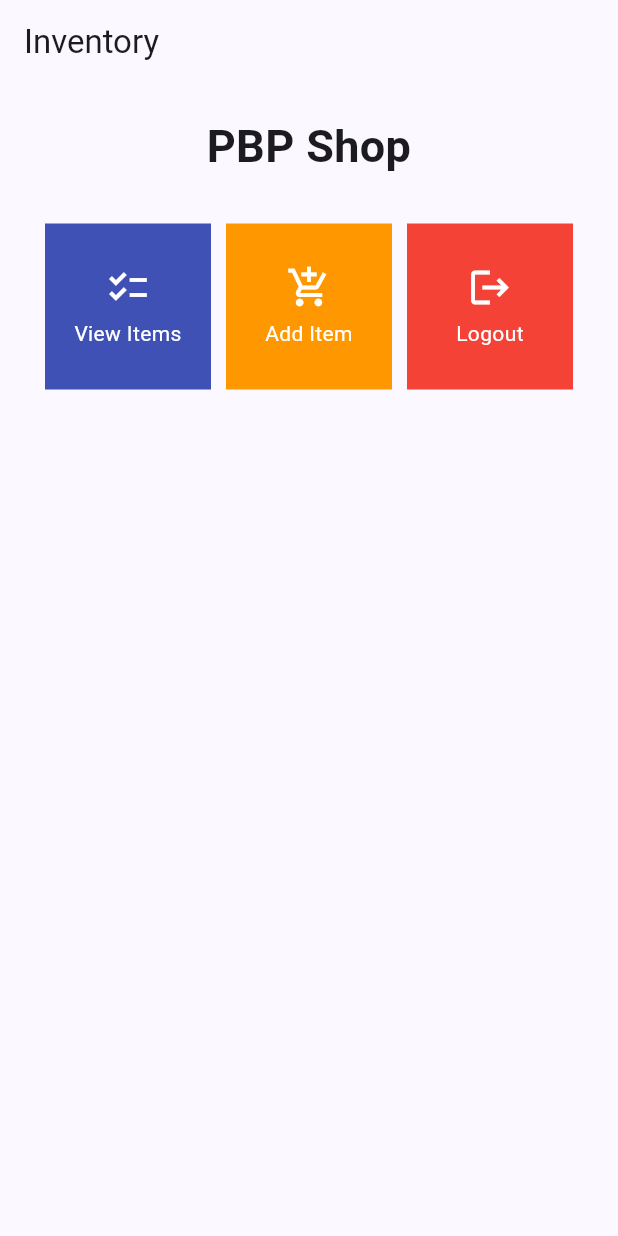
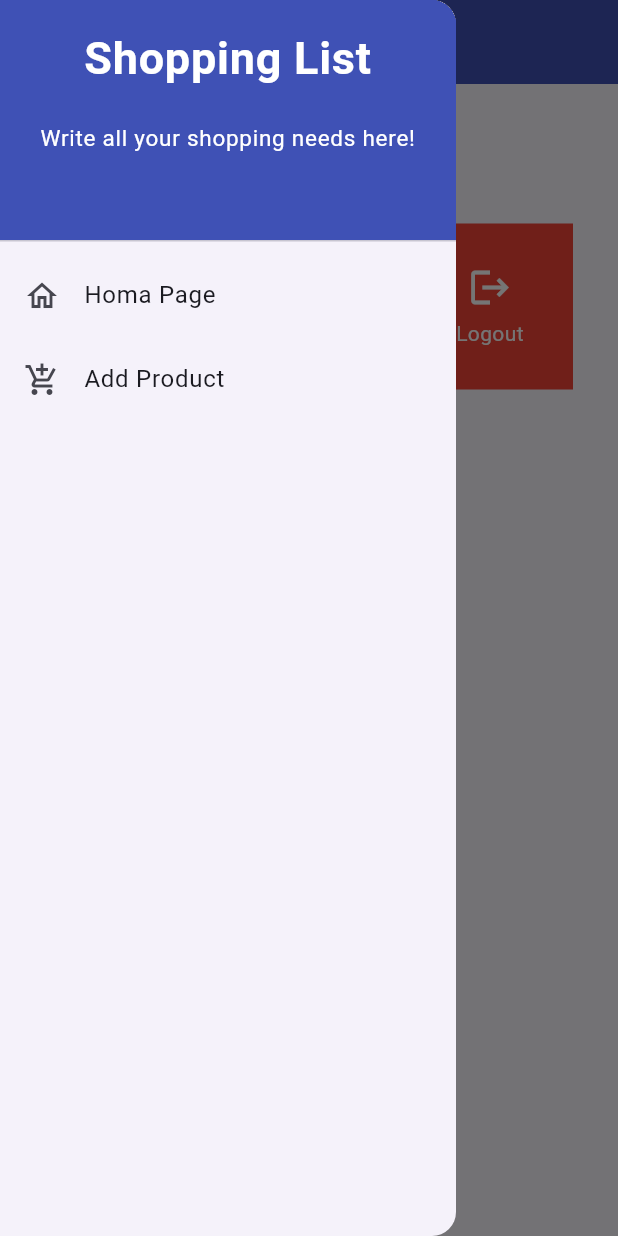
Before and after one commit to Sirered/mobile-assignment, a Flutter app: the screen it shows after launch, with the side drawer open (before the commit the screen has no drawer), on a phone screen of 412 x 824 dp. Run offline on Flutter 3.47's test engine with Material 2 defaults, Android fonts, the phone set to English and light mode, and no system bars.

Commit message:
doing the tutorial stuff

```diff
--- a/lib/main.dart
+++ b/lib/main.dart
@@ -1,5 +1,5 @@
 import 'package:flutter/material.dart';
-import 'package:mobile_inventory/menu.dart';
+import 'package:mobile_inventory/screens/menu.dart';
 
 
 
--- a/lib/menu.dart
+++ /dev/null
@@ -1,111 +0,0 @@
-import 'package:flutter/material.dart';
-
-class ShopItem {
-  final String name;
-  final IconData icon;
-  final Color color;
-
-  ShopItem(this.name, this.icon, this.color);
-}
-
-class ShopCard extends StatelessWidget {
-  final ShopItem item;
-
-  const ShopCard(this.item, {Key? key}); // Constructor
-
-  @override
-  Widget build(BuildContext context) {
-    return Material(
-      color: item.color,
-      child: InkWell(
-        // Responsive touch area
-        onTap: () {
-          // Show a SnackBar when clicked
-          ScaffoldMessenger.of(context)
-            ..hideCurrentSnackBar()
-            ..showSnackBar(SnackBar(
-                content: Text("You pressed the ${item.name} button!")));
-        },
-        child: Container(
-          // Container to hold Icon and Text
-          padding: const EdgeInsets.all(8),
-          child: Center(
-            child: Column(
-              mainAxisAlignment: MainAxisAlignment.center,
-              children: [
-                Icon(
-                  item.icon,
-                  color: Colors.white,
-                  size: 30.0,
-                ),
-                const Padding(padding: EdgeInsets.all(3)),
-                Text(
-                  item.name,
-                  textAlign: TextAlign.center,
-                  style: const TextStyle(color: Colors.white),
-                ),
-              ],
-            ),
-          ),
-        ),
-      ),
-    );
-  }
-}
-
-class MyHomePage extends StatelessWidget {
-  MyHomePage({Key? key}) : super(key: key);
-  final List<ShopItem> items = [
-    ShopItem("View Items", Icons.checklist, Colors.indigo),
-    ShopItem("Add Item", Icons.add_shopping_cart, Colors.orange),
-    ShopItem("Logout", Icons.logout, Colors.red),
-    ];
-
-  @override
-  Widget build(BuildContext context) {
-    return Scaffold(
-        appBar: AppBar(
-            title: const Text(
-                'Inventory',
-                ),
-                ),
-                body: SingleChildScrollView(
-                    // Scrolling wrapper widget
-                    child: Padding(
-                        padding: const EdgeInsets.all(10.0), // Set padding for the page
-                        child: Column(
-                            // Widget to display children vertically
-                            children: <Widget>[
-                                const Padding(
-                                    padding: EdgeInsets.only(top: 10.0, bottom: 10.0),
-                                    // Text widget to display text with center alignment and appropriate style
-                                    child: Text(
-                                        'PBP Shop', // Text indicating the shop name
-                                        textAlign: TextAlign.center,
-                                        style: TextStyle(
-                                            fontSize: 30,
-                                            fontWeight: FontWeight.bold,
-                                            ),
-                                        ),
-                                    ),
-                                    // Grid layout
-                                    GridView.count(
-                                        // Container for our cards.
-                                        primary: true,
-                                        padding: const EdgeInsets.all(20),
-                                        crossAxisSpacing: 10,
-                                        mainAxisSpacing: 10,
-                                        crossAxisCount: 3,
-                                        shrinkWrap: true,
-                                        children: items.map((ShopItem item) {
-                                            // Iteration for each item
-                                            return ShopCard(item);
-                                        }).toList(),
-                                    ),
-                                ],
-                            ),
-                        ),
-                    ),
-                );
-            }
-        }
--- /dev/null
+++ b/lib/screens/menu.dart
@@ -0,0 +1,64 @@
+import 'package:flutter/material.dart';
+import 'package:mobile_inventory/widgets/left_drawer.dart';
+import 'package:mobile_inventory/widgets/shop_card.dart';
+
+
+class MyHomePage extends StatelessWidget {
+  MyHomePage({Key? key}) : super(key: key);
+  final List<ShopItem> items = [
+    ShopItem("View Items", Icons.checklist, Colors.indigo),
+    ShopItem("Add Item", Icons.add_shopping_cart, Colors.orange),
+    ShopItem("Logout", Icons.logout, Colors.red),
+    ];
+
+  @override
+  Widget build(BuildContext context) {
+    return Scaffold(
+      appBar: AppBar(
+        title: const Text(
+          'Inventory',
+        ),
+        backgroundColor: Colors.indigo,
+        foregroundColor: Colors.white,
+      ),
+      drawer: const LeftDrawer(),
+      body: SingleChildScrollView(
+        // Scrolling wrapper widget
+        child: Padding(
+          padding: const EdgeInsets.all(10.0), // Set padding for the page
+          child: Column(
+            // Widget to display children vertically
+            children: <Widget>[
+              const Padding(
+                padding: EdgeInsets.only(top: 10.0, bottom: 10.0),
+                // Text widget to display text with center alignment and appropriate style
+                child: Text(
+                  'PBP Shop', // Text indicating the shop name
+                  textAlign: TextAlign.center,
+                  style: TextStyle(
+                    fontSize: 30,
+                    fontWeight: FontWeight.bold,
+                  ),
+                ),
+              ),
+              // Grid layout
+              GridView.count(
+                // Container for our cards.
+                primary: true,
+                padding: const EdgeInsets.all(20),
+                crossAxisSpacing: 10,
+                mainAxisSpacing: 10,
+                crossAxisCount: 3,
+                shrinkWrap: true,
+                children: items.map((ShopItem item) {
+                  // Iteration for each item
+                  return ShopCard(item);
+                }).toList(),
+              ),
+            ],
+          ),
+        ),
+      ),
+    );
+  }
+}
--- /dev/null
+++ b/lib/widgets/left_drawer.dart
@@ -0,0 +1,71 @@
+import 'package:flutter/material.dart';
+import 'package:mobile_inventory/screens/menu.dart';
+import 'package:mobile_inventory/screens/inventory_form.dart';
+
+class LeftDrawer extends StatelessWidget {
+  const LeftDrawer({super.key});
+
+  @override
+  Widget build(BuildContext context) {
+    return Drawer(
+      child: ListView(
+        children: [
+          const DrawerHeader(
+            decoration: BoxDecoration(
+              color: Colors.indigo,
+            ),
+            child: Column(
+              children: [
+                Text(
+                  'Shopping List',
+                  textAlign: TextAlign.center,
+                  style: TextStyle(
+                    fontSize: 30,
+                    fontWeight: FontWeight.bold,
+                    color: Colors.white,
+                  ),
+                ),
+                Padding(padding: EdgeInsets.all(10)),
+                Text(
+                  "Write all your shopping needs here!",
+                  textAlign: TextAlign.center,
+                  style: TextStyle(
+                    fontSize: 15,
+                    fontWeight: FontWeight.normal,
+                    color: Colors.white,
+                  )
+                ),
+              ],
+            ),
+          ),
+          ListTile(
+            leading: const Icon(Icons.home_outlined),
+            title: const Text('Homa Page'),
+            // redirect to MyHomePage
+            onTap: () {
+              Navigator.pushReplacement(
+                context,
+                MaterialPageRoute(
+                  builder: (context) => MyHomePage(),
+                )
+              );
+            },
+          ),
+          ListTile(
+            leading: const Icon(Icons.add_shopping_cart),
+            title: const Text('Add Product'),
+            // redirect to ShopFormPage
+            onTap: () {
+              Navigator.pushReplacement(
+                context,
+                MaterialPageRoute(
+                  builder: (context) => const ShopFormPage(),
+                )
+              );
+            },
+          ),
+        ],
+      ),
+    );
+  }
+}
--- /dev/null
+++ b/lib/widgets/shop_card.dart
@@ -0,0 +1,62 @@
+import 'package:flutter/material.dart';
+import 'package:mobile_inventory/screens/inventory_form.dart';
+
+class ShopItem {
+  final String name;
+  final IconData icon;
+  final Color color;
+
+  ShopItem(this.name, this.icon, this.color);
+}
+
+class ShopCard extends StatelessWidget {
+  final ShopItem item;
+
+  const ShopCard(this.item, {Key? key}); // Constructor
+
+  @override
+  Widget build(BuildContext context) {
+    return Material(
+      color: item.color,
+      child: InkWell(
+        // Responsive touch area
+        onTap: () {
+          // Show a SnackBar when clicked
+          ScaffoldMessenger.of(context)
+          ..hideCurrentSnackBar()
+          ..showSnackBar(SnackBar(
+            content: Text("You pressed the ${item.name} button!")
+          ));
+          if (item.name == "Add Item") {
+            Navigator.push(
+              context,
+              MaterialPageRoute(builder:(context) => const ShopFormPage())
+            );
+          }
+        },
+        child: Container(
+          // Container to hold Icon and Text
+          padding: const EdgeInsets.all(8),
+          child: Center(
+            child: Column(
+              mainAxisAlignment: MainAxisAlignment.center,
+              children: [
+                Icon(
+                  item.icon,
+                  color: Colors.white,
+                  size: 30.0,
+                ),
+                const Padding(padding: EdgeInsets.all(3)),
+                Text(
+                  item.name,
+                  textAlign: TextAlign.center,
+                  style: const TextStyle(color: Colors.white),
+                ),
+              ],
+            ),
+          ),
+        ),
+      ),
+    );
+  }
+}
```
Also changed, not shown: lib/screens/inventory_form.dart (added, +238 -0 lines).
